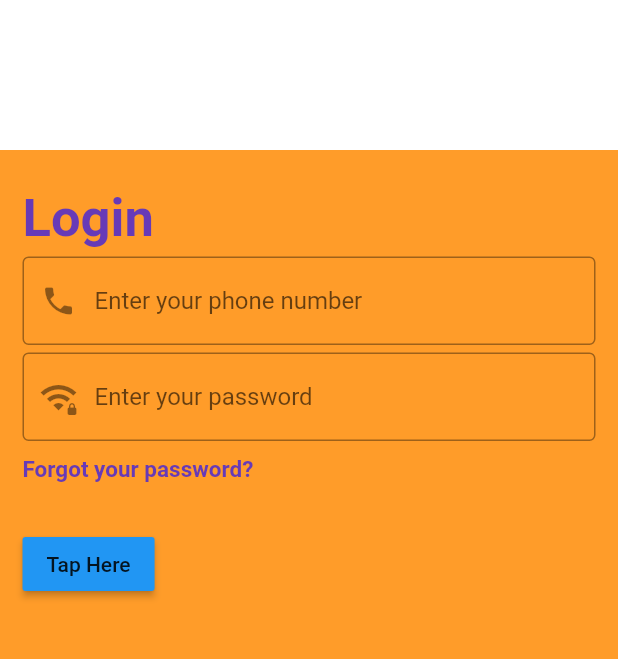
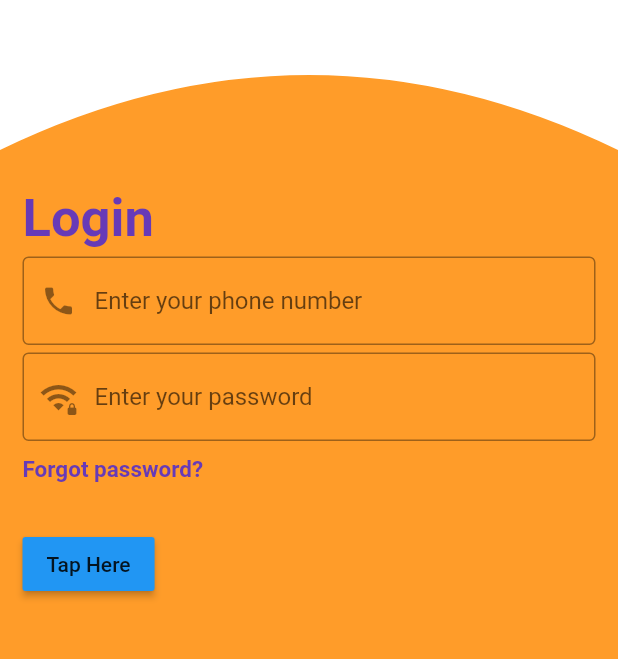
Before and after one commit to Amukozoberit/mobile1, a Flutter app: the SignUpScreen screen opened directly, on a phone screen of 412 x 824 dp, the part 468-1127 px from its top. Run offline on Flutter 3.47's test engine with Material 2 defaults, Android fonts, the phone set to English and light mode, and no system bars.

Commit message:
added curving shape

```diff
--- a/lib/src/screens/sign_up_screen.dart
+++ b/lib/src/screens/sign_up_screen.dart
@@ -20,9 +20,12 @@ class _SignUpScreenState extends State<SignUpScreen> {
   @override
   Widget build(BuildContext context) {
     return Scaffold(
+      backgroundColor: kkYellowColor,
       body: Column(
         children: [
-          Container(
+          ClipPath(
+            clipper: CustomClipPath(),
+            child: Container(
               height: MediaQuery.of(context).size.height / 2,
               width: MediaQuery.of(context).size.width,
               color: Colors.white,
@@ -31,8 +34,9 @@ class _SignUpScreenState extends State<SignUpScreen> {
                 child: Image.asset(
                   FUNDMASTER_LOGO,
                   fit: BoxFit.contain,
-                height: 50,
-                width: 50,
+                  height: 40,
+                  width: 40,
+                ),
               ),
             ),
           ),
@@ -88,7 +92,7 @@ class _SignUpScreenState extends State<SignUpScreen> {
                   height: 10.0,
                 ),
                 const Text(
-                  'Forgot your password?',
+                  'Forgot password?',
                   style: TextStyle(
                       fontSize: 15.0,
                       fontWeight: FontWeight.bold,
@@ -105,7 +109,7 @@ class _SignUpScreenState extends State<SignUpScreen> {
                     );
                   },
                   color: Colors.blue,
-                  child: Text(
+                  child: const Text(
                     'Tap Here',
                   ),
                 ),
@@ -121,26 +125,15 @@ class _SignUpScreenState extends State<SignUpScreen> {
 class CustomClipPath extends CustomClipper<Path> {
   @override
   Path getClip(Size size) {
-    double w = size.width;
-    double h = size.height;
-
-    final path = Path();
-    path.lineTo(0, h);
-
+    var path = Path();
+    path.lineTo(0, size.height);
     path.quadraticBezierTo(
-      w * 1.0,
-      h - 100,
-      w,
-      h,
-    );
-    path.lineTo(w, h);
+        size.width / 2, size.height - 100, size.width, size.height);
+    path.lineTo(size.width, 0);
     path.close();
-
     return path;
   }
 
   @override
-  bool shouldReclip(covariant CustomClipper<Path> oldClipper) {
-    return false;
+  bool shouldReclip(covariant CustomClipper<Path> oldClipper) => false;
 }
-}
```
Lines whose indentation alone changed are shown as unchanged.
